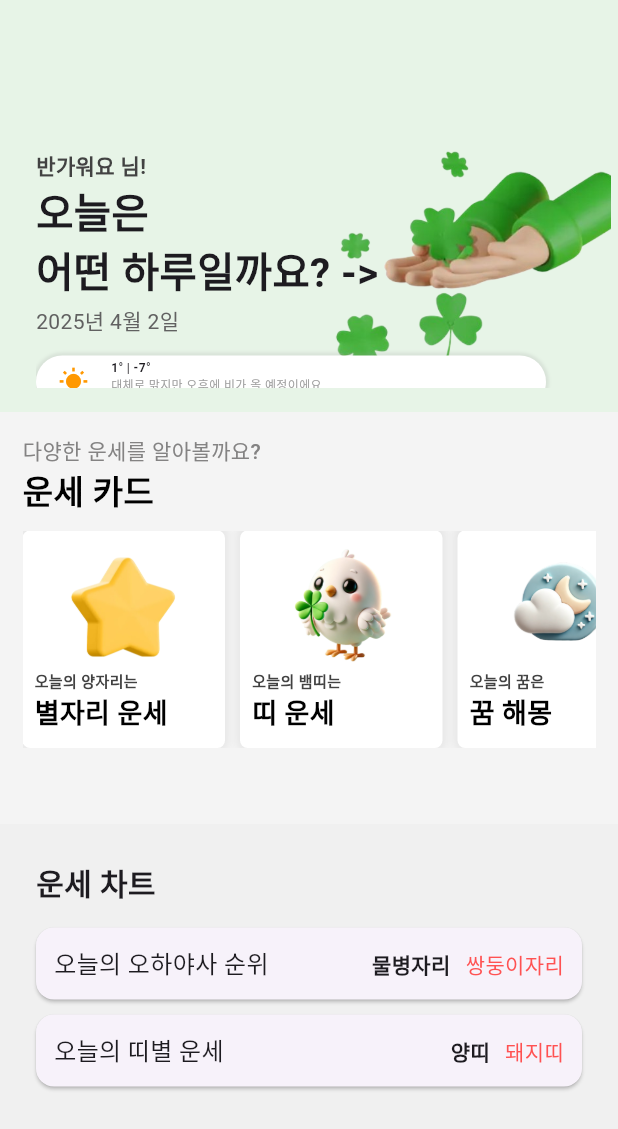
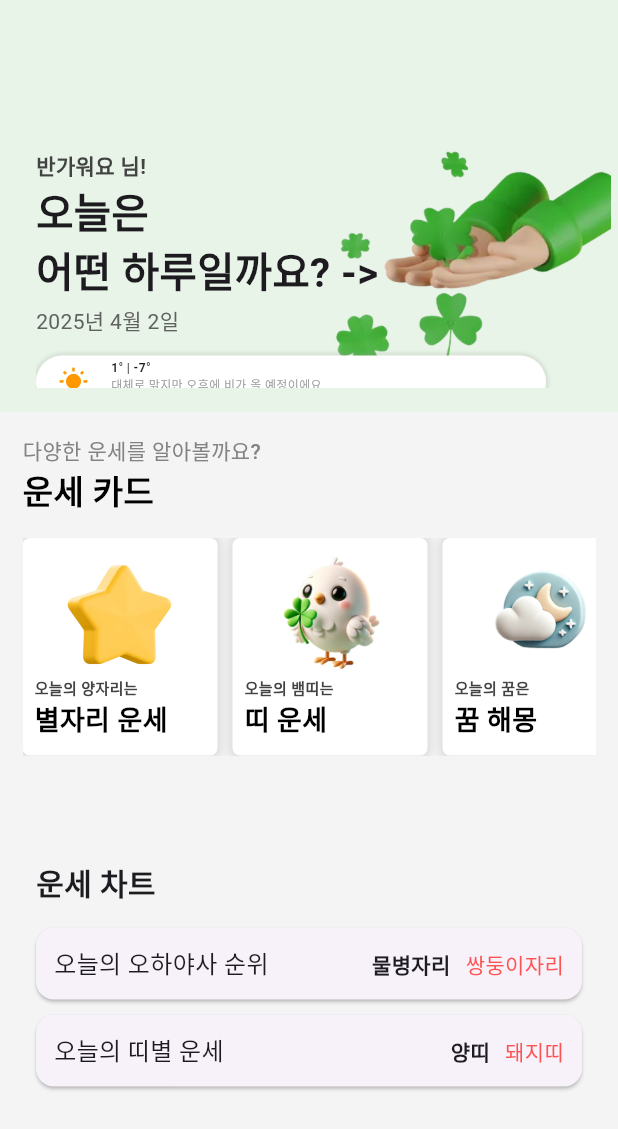
Before and after one commit to haengunse/haengunse-app, a Flutter app: the HomeScreen screen opened directly, on a phone screen of 412 x 824 dp. Shown: the top 1129 px of the screen. Run offline on Flutter 3.47's test engine with Material 3 defaults, Android fonts, the phone set to English and light mode, and no system bars; our stand-ins replace dio, shared_preferences; accounts and stored records are empty; Roboto replaces fonts that are missing (Pretendard).

Commit message:
[feat] 홈-세션2 카드 그림자 상단 추가

```diff
--- a/lib/screens/home/session_card.dart
+++ b/lib/screens/home/session_card.dart
@@ -33,7 +33,7 @@ class SessionCard extends StatelessWidget {
               fontFamily: 'Pretendard',
             ),
           ),
-          const SizedBox(height: 10),
+          const SizedBox(height: 15),
           SizedBox(
             height: 145,
             child: ListView(
@@ -70,7 +70,7 @@ class SessionCard extends StatelessWidget {
     required String bigTitle,
   }) {
     return Container(
-      width: 135,
+      width: 130,
       height: 130,
       padding: const EdgeInsets.symmetric(horizontal: 8, vertical: 10),
       decoration: BoxDecoration(
@@ -83,6 +83,12 @@ class SessionCard extends StatelessWidget {
             spreadRadius: 2,
             offset: Offset(0, -1),
           ),
+          BoxShadow(
+            color: Colors.black.withOpacity(0.06),
+            blurRadius: 5,
+            spreadRadius: 1,
+            offset: Offset(0, 2),
+          ),
         ],
       ),
       child: Column(
@@ -94,7 +100,7 @@ class SessionCard extends StatelessWidget {
               decoration: BoxDecoration(
                 image: DecorationImage(
                   image: AssetImage(imagePath),
-                  fit: BoxFit.contain,
+                  fit: BoxFit.scaleDown,
                 ),
               ),
             ),
--- a/lib/screens/home/session_day.dart
+++ b/lib/screens/home/session_day.dart
@@ -32,7 +32,7 @@ class SessionDay extends StatelessWidget {
     return Container(
       height: screenHeight / 3,
       width: double.infinity,
-      color: const Color.fromARGB(255, 240, 240, 240),
+      color: const Color.fromARGB(231, 243, 243, 243),
       padding: const EdgeInsets.all(24),
       child: Column(
         crossAxisAlignment: CrossAxisAlignment.start,
```
